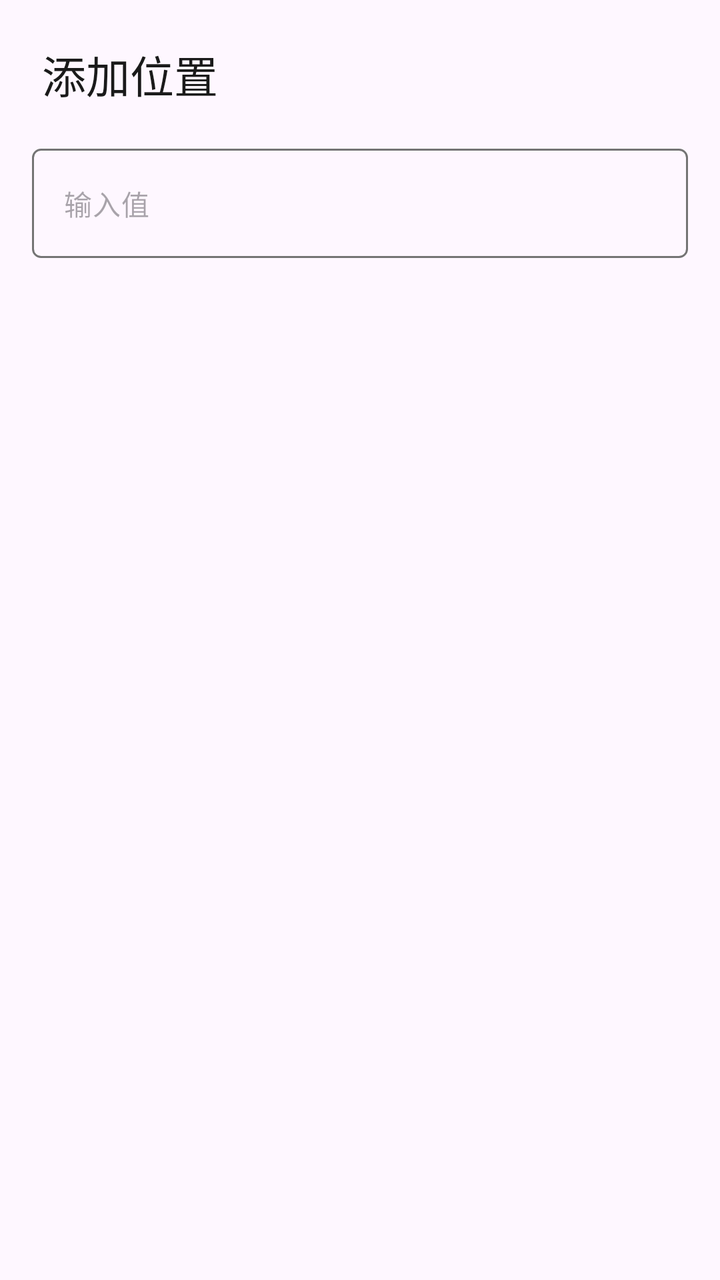
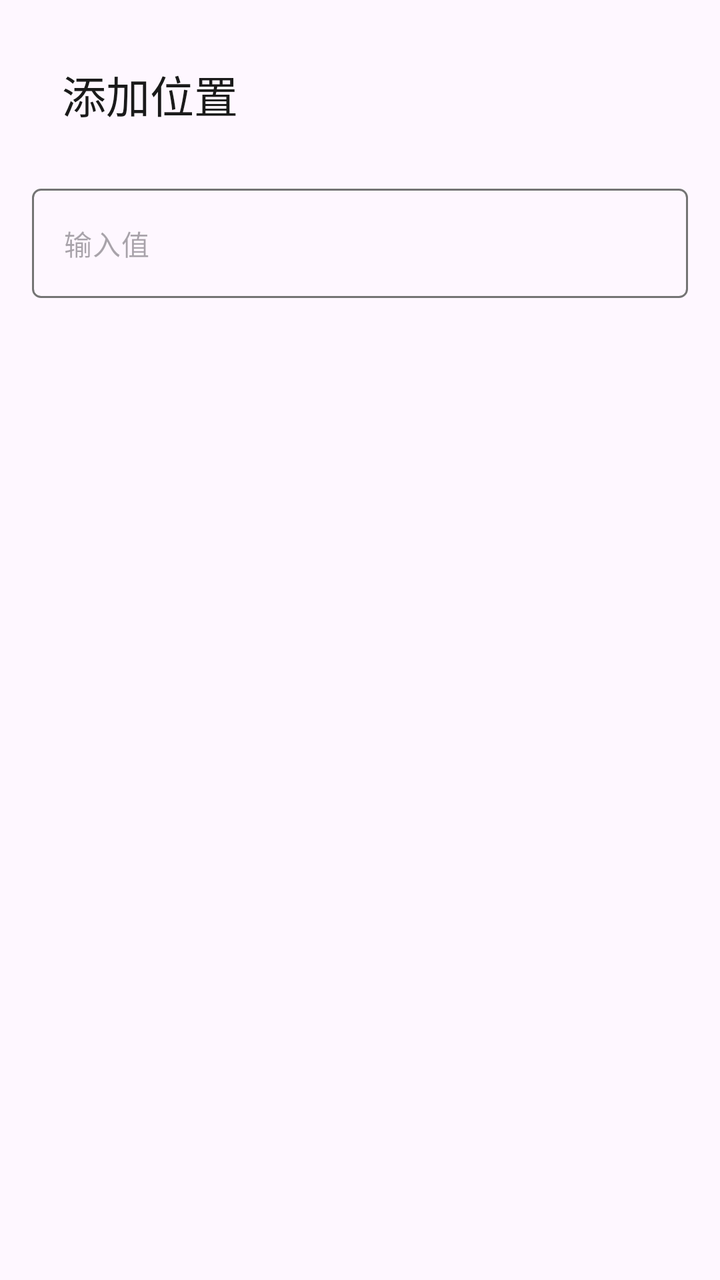

An Android layout rendered at two revisions. The XML below is the earlier revision; the diff shows what the commit changed to produce the second picture.
<!-- AndroidManifest.xml: application theme AppTheme -->
<!-- res/layout/dialog_input.xml -->
<?xml version="1.0" encoding="utf-8"?>
<LinearLayout
    xmlns:android="http://schemas.android.com/apk/res/android"
    xmlns:app="http://schemas.android.com/apk/res-auto"
    android:layout_width="match_parent"
    android:layout_height="wrap_content"
    android:orientation="vertical"
    android:padding="16dp">

        <TextView
            android:id="@+id/title"
            android:layout_width="match_parent"
            android:layout_height="wrap_content"
            android:text="@string/add_location"
            android:textAppearance="?attr/textAppearanceTitleLarge"
            android:textColor="?attr/colorOnSurface"
            android:padding="15px"/>

        <com.google.android.material.textfield.TextInputLayout
            android:layout_width="match_parent"
            android:layout_height="wrap_content"
            android:layout_marginTop="16dp"
            app:boxBackgroundMode="none"
            app:hintEnabled="false"
            >

            <com.google.android.material.textfield.TextInputEditText
                android:id="@+id/value"
                android:layout_width="match_parent"
                android:layout_height="wrap_content"
                android:imeOptions="actionNext"
                android:inputType="text"
                android:singleLine="true"
                android:textColor="?attr/colorOnSurface"
                android:textAppearance="@style/TextAppearance.Material3.BodyMedium"
                android:hint="输入值"
                android:background="@drawable/edit_text_box">

            </com.google.android.material.textfield.TextInputEditText>
        </com.google.android.material.textfield.TextInputLayout>

</LinearLayout>
<!-- resources referenced by this layout -->
<resources>
  <!-- drawable edit_text_box (drawable) -->
  <?xml version="1.0" encoding="utf-8"?>
  <selector xmlns:android="http://schemas.android.com/apk/res/android">
      <item android:state_focused="true">
          <shape android:shape="rectangle">
              <solid android:color="@android:color/transparent" />
              <stroke android:width="2dp" android:color="?attr/colorPrimary" />
              <corners android:radius="4dp" />
          </shape>
      </item>
      <item>
          <shape android:shape="rectangle">
              <solid android:color="@android:color/transparent" />
              <stroke android:width="1dp" android:color="?attr/colorOutline" />
              <corners android:radius="4dp" />
          </shape>
      </item>
  </selector>
  <string name="add_location">添加位置</string>
  <style name="AppTheme" parent="Theme.Material3.Light.NoActionBar">
          
          <item name="colorPrimary">#5F5F5F</item>
          <item name="colorOnPrimary">#FFFFFF</item>
          <item name="colorPrimaryContainer">#E0E0E0</item>
          <item name="colorOnPrimaryContainer">#1E1E1E</item>
          <item name="colorSecondary">#494949</item>
          <item name="colorOnSecondary">#FFFFFF</item>
          <item name="colorSecondaryContainer">#E7E7E7</item>
          <item name="colorOnSecondaryContainer">#2A2A2A</item>
          <item name="colorSurface">#FFFFFF</item>
          <item name="colorOnSurface">#1A1A1A</item>
          <item name="colorSurfaceVariant">#F0F0F0</item>
          <item name="colorOnSurfaceVariant">#5F5F5F</item>
          <item name="colorOutline">#747474</item>
  
          
          <item name="android:statusBarColor">@android:color/transparent</item>
          <item name="android:windowDrawsSystemBarBackgrounds">true</item>
          <item name="android:windowTranslucentStatus">true</item>
          <item name="windowActionModeOverlay">true</item>
          <item name="windowActionBar">false</item>
          <item name="windowNoTitle">true</item>
  
          
          <item name="searchViewStyle">@style/Portal.SearchViewStyle</item>
          <item name="sliderStyle">@style/Portal.SliderTheme</item>
          <item name="android:popupMenuStyle">@style/PortalPopupMenuStyle</item>
      </style>
  <style name="Portal.SearchViewStyle" parent="Widget.AppCompat.SearchView" />
  <style name="Portal.SliderTheme" parent="Widget.Material3.Slider" />
  <style name="PortalPopupMenuStyle" parent="Widget.Material3.PopupMenu">
          <item name="android:popupAnimationStyle">@style/PortalPopupAnimation</item>
      </style>
  <style name="PortalPopupAnimation">
          <item name="android:windowEnterAnimation">@anim/popup_in_top_end</item>
          <item name="android:windowExitAnimation">@anim/popup_out_top_end</item>
      </style>
</resources>

<!-- the commit's change to res/layout/dialog_input.xml (unified diff, before → after) -->
@@ -14,7 +14,7 @@
             android:text="@string/add_location"
             android:textAppearance="?attr/textAppearanceTitleLarge"
             android:textColor="?attr/colorOnSurface"
-            android:padding="15px"/>
+            android:padding="15dp"/>
 
         <com.google.android.material.textfield.TextInputLayout
             android:layout_width="match_parent"
